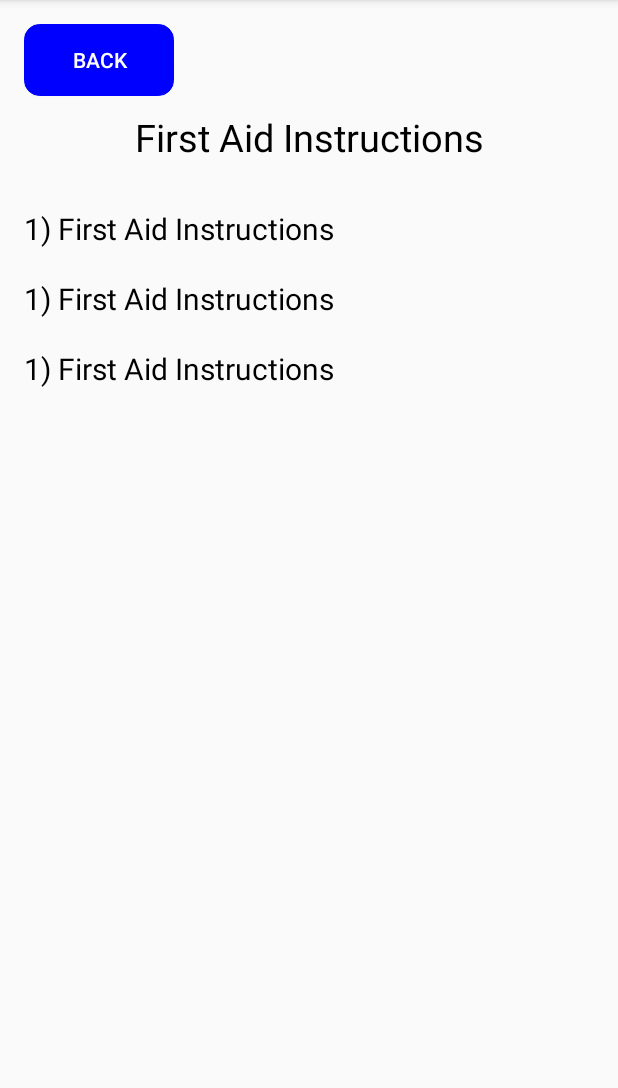
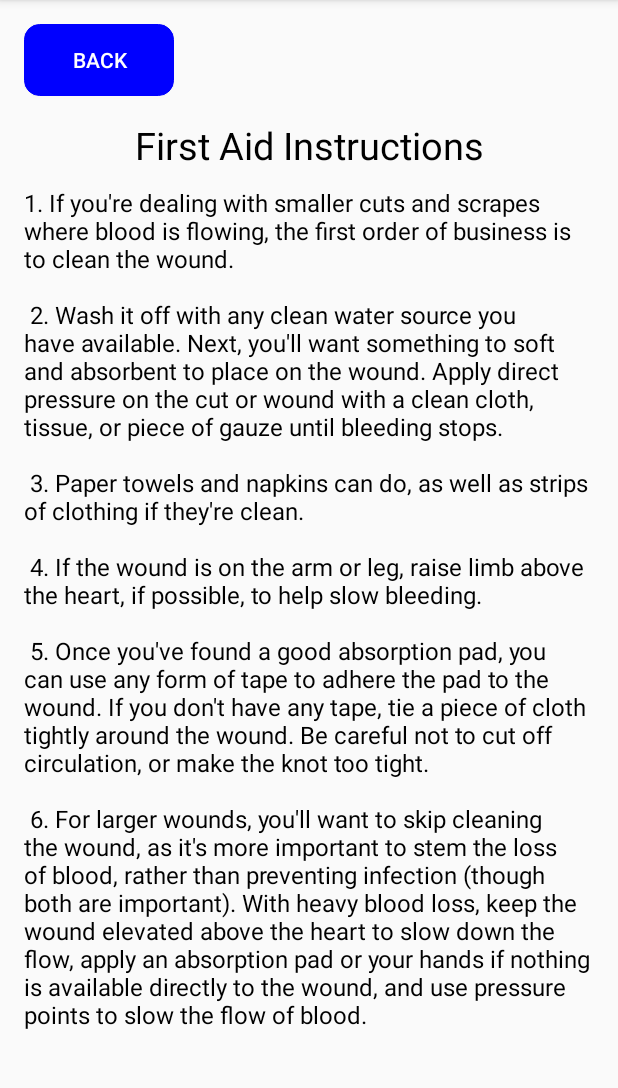
Before and after one commit to srisailampaka/SelfSecurity, an Android app: the FirstAidInfoActivity screen opened directly, with no data from a screen before it, on a phone screen of 412 x 824 dp, the part 84-1172 px from its top. Run offline under Robolectric (Android 15) with nearby library versions, the phone set to English and light mode, and no system bars; our stand-ins replace ButterKnife.

Commit message:
update the first aid screen

```diff
--- a/app/src/main/java/com/tutorialandroid/selfsecurity/activitys/SettingActivity.java
+++ b/app/src/main/java/com/tutorialandroid/selfsecurity/activitys/SettingActivity.java
@@ -1,6 +1,7 @@
 package com.tutorialandroid.selfsecurity.activitys;
 
 import android.content.Intent;
+import android.content.SharedPreferences;
 import android.support.v7.app.AppCompatActivity;
 import android.os.Bundle;
 import android.support.v7.widget.Toolbar;
@@ -16,6 +17,7 @@ import butterknife.OnClick;
 
 public class SettingActivity extends AppCompatActivity {
     private final String TAG=SettingActivity.class.getSimpleName();
+    private SharedPreferences sharedPreferences;
     @BindView(R.id.toolbar)
     Toolbar toolbar;
     @BindView(R.id.btn_back)
@@ -32,6 +34,8 @@ public class SettingActivity extends AppCompatActivity {
         super.onCreate(savedInstanceState);
         setContentView(R.layout.activity_setting);
         ButterKnife.bind(this);
+        sharedPreferences=getSharedPreferences("userinfo",MODE_PRIVATE);
+        aSwitch.setChecked(sharedPreferences.getBoolean("alertswitch",false));
         if (toolbar != null){
             toolbar.setTitle(R.string.settings);
             toolbar.setTitleTextColor(getResources().getColor(R.color.white));
@@ -50,6 +54,10 @@ public class SettingActivity extends AppCompatActivity {
                 startActivity(new Intent(SettingActivity.this,TimerSettingActivity.class));
                 break;
             case R.id.swichbutton:
+                sharedPreferences=getSharedPreferences("userinfo",MODE_PRIVATE);
+                SharedPreferences.Editor edit=sharedPreferences.edit();
+                edit.putBoolean("alertswitch",aSwitch.isChecked());
+                edit.commit();
                 break;
             default:
                 break;
--- a/app/src/main/res/layout/activity_first_aid_info.xml
+++ b/app/src/main/res/layout/activity_first_aid_info.xml
@@ -1,11 +1,15 @@
 <?xml version="1.0" encoding="utf-8"?>
-<RelativeLayout xmlns:android="http://schemas.android.com/apk/res/android"
+<ScrollView xmlns:android="http://schemas.android.com/apk/res/android"
     xmlns:tools="http://schemas.android.com/tools" android:layout_width="match_parent"
-    android:layout_height="match_parent" android:paddingLeft="@dimen/activity_horizontal_margin"
-    android:paddingRight="@dimen/activity_horizontal_margin"
-    android:paddingTop="@dimen/activity_vertical_margin"
-    android:paddingBottom="@dimen/activity_vertical_margin"
+    android:layout_height="match_parent"
     tools:context="com.tutorialandroid.selfsecurity.activitys.FirstAidInfoActivity">
+    <RelativeLayout
+        android:layout_width="match_parent"
+        android:layout_height="match_parent"
+        android:paddingLeft="@dimen/activity_horizontal_margin"
+        android:paddingRight="@dimen/activity_horizontal_margin"
+        android:paddingTop="@dimen/activity_vertical_margin"
+        android:paddingBottom="@dimen/activity_vertical_margin">
     <Button
         android:id="@+id/btn_back"
         android:layout_width="100dp"
@@ -20,7 +24,7 @@
         android:layout_width="match_parent"
         android:layout_height="wrap_content"
         android:layout_below="@+id/btn_back"
-        android:layout_marginTop="10dp"
+        android:layout_marginTop="15dp"
         android:textColor="@color/black"
         android:gravity="center"
         android:textSize="25dp"
@@ -29,9 +33,10 @@
         android:layout_width="match_parent"
         android:layout_height="wrap_content"
         android:layout_below="@+id/txt_first_aid_title"
-        android:layout_marginTop="30dp"
+        android:layout_marginTop="10dp"
         android:textColor="@color/black"
         android:gravity="center|left"
-        android:textSize="20dp"
+        android:textSize="16sp"
         android:text="@string/first_aid_instructions"/>
-</RelativeLayout>
+    </RelativeLayout>
+</ScrollView>
--- a/app/src/main/res/values/strings.xml
+++ b/app/src/main/res/values/strings.xml
@@ -8,7 +8,35 @@
     <string name="emergency_contacts">Emergency Contacts</string>
     <string name="panic">Panic</string>
     <string name="first_aid_title">First Aid Instructions</string>
-    <string name="first_aid_instructions">1) First Aid Instructions\n\n1) First Aid Instructions\n\n1) First Aid Instructions\n\n</string>
+    <string name="first_aid_instructions">1. If you\'re dealing with smaller cuts and scrapes where blood is flowing, the first order of
+
+business is to clean the wound.\n\n
+
+    2. Wash it off with any clean water source you have available. Next, you\'ll want something to
+
+soft and absorbent to place on the wound. Apply direct pressure on the cut or wound with a clean
+
+cloth, tissue, or piece of gauze until bleeding stops.\n\n
+
+    3. Paper towels and napkins can do, as well as strips of clothing if they\'re clean.\n\n
+
+    4. If the wound is on the arm or leg, raise limb above the heart, if possible, to help slow bleeding.\n\n
+
+    5. Once you\'ve found a good absorption pad, you can use any form of tape to adhere the pad to
+
+the wound. If you don\'t have any tape, tie a piece of cloth tightly around the wound. Be careful
+
+not to cut off circulation, or make the knot too tight.\n\n
+
+6. For larger wounds, you\'ll want to skip cleaning the wound, as it\'s more important to stem the
+
+loss of blood, rather than preventing infection (though both are important). With heavy blood
+
+loss, keep the wound elevated above the heart to slow down the flow, apply an absorption pad or
+
+your hands if nothing is available directly to the wound, and use pressure points to slow the flow
+
+of blood.\n\n</string>
     <string name="settings">Settings</string>
     <string name="exit">Exit</string>
     <string name="name">Name :</string>
```
